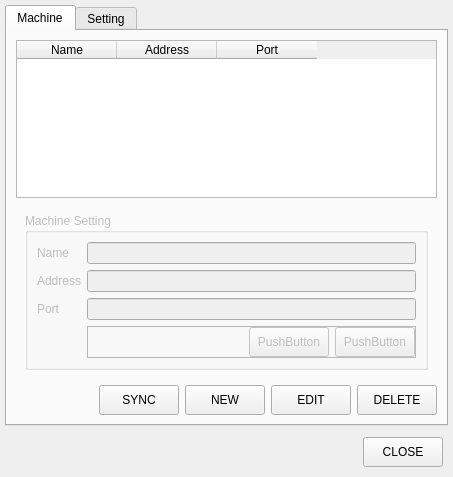
Old version of the form MainWindow.ui in the repository butirpadi/QtAttendanceManager.
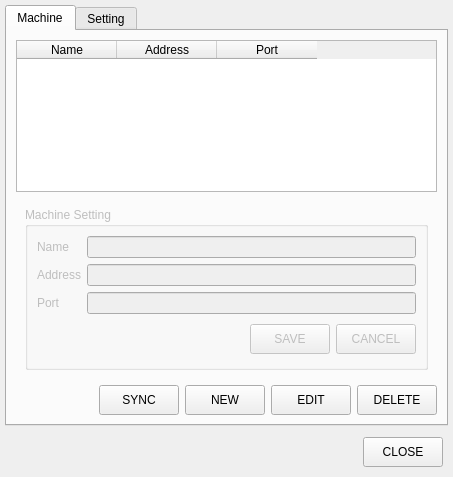
New version of the form.

Diff of the .ui file:
```diff
--- a/MainWindow.ui
+++ b/MainWindow.ui
@@ -81,7 +81,11 @@
              </property>
              <layout class="QGridLayout" name="gridLayout_2">
               <item row="0" column="2">
-               <widget class="QLineEdit" name="tbMachineName"/>
+               <widget class="QLineEdit" name="tbMachineName">
+                <property name="enabled">
+                 <bool>false</bool>
+                </property>
+               </widget>
               </item>
               <item row="1" column="2">
                <widget class="QLineEdit" name="tbMachineAddress"/>
@@ -99,7 +103,7 @@
               <item row="3" column="2">
                <widget class="QFrame" name="frame_6">
                 <property name="frameShape">
-                 <enum>QFrame::StyledPanel</enum>
+                 <enum>QFrame::NoFrame</enum>
                 </property>
                 <property name="frameShadow">
                  <enum>QFrame::Raised</enum>
@@ -109,13 +113,13 @@
                   <number>0</number>
                  </property>
                  <property name="topMargin">
-                  <number>0</number>
+                  <number>4</number>
                  </property>
                  <property name="rightMargin">
                   <number>0</number>
                  </property>
                  <property name="bottomMargin">
-                  <number>0</number>
+                  <number>4</number>
                  </property>
                  <item>
                   <spacer name="horizontalSpacer_4">
@@ -139,7 +143,7 @@
                     </size>
                    </property>
                    <property name="text">
-                    <string>PushButton</string>
+                    <string>SAVE</string>
                    </property>
                   </widget>
                  </item>
@@ -152,7 +156,7 @@
                     </size>
                    </property>
                    <property name="text">
-                    <string>PushButton</string>
+                    <string>CANCEL</string>
                    </property>
                   </widget>
                  </item>
```
Left out of the diff: 38 changed lines with no effect on the pictures.
